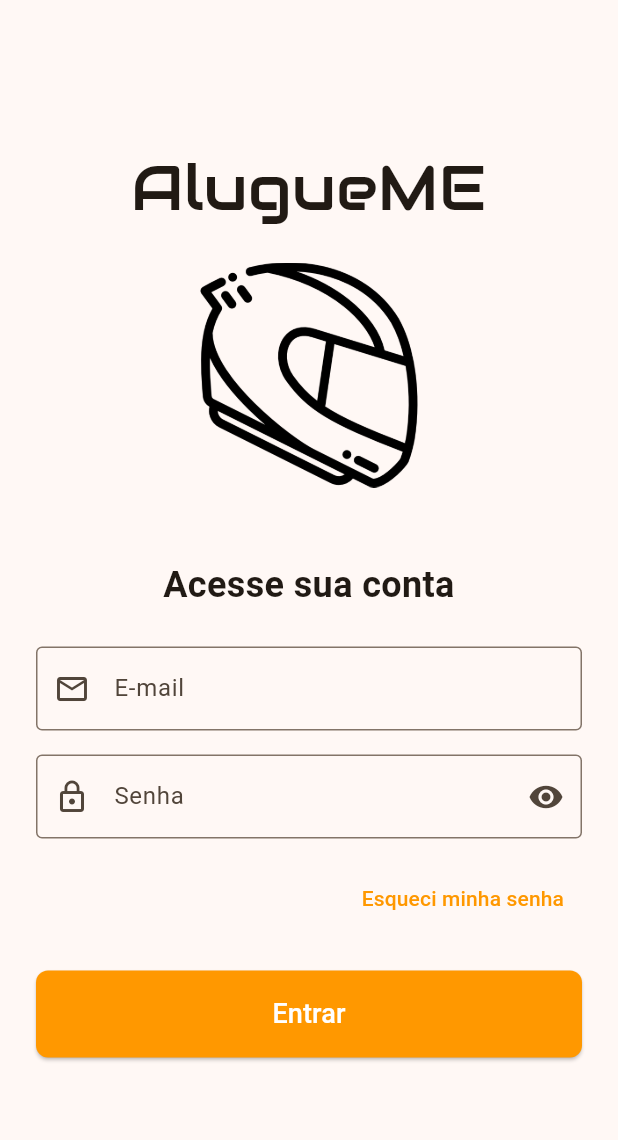
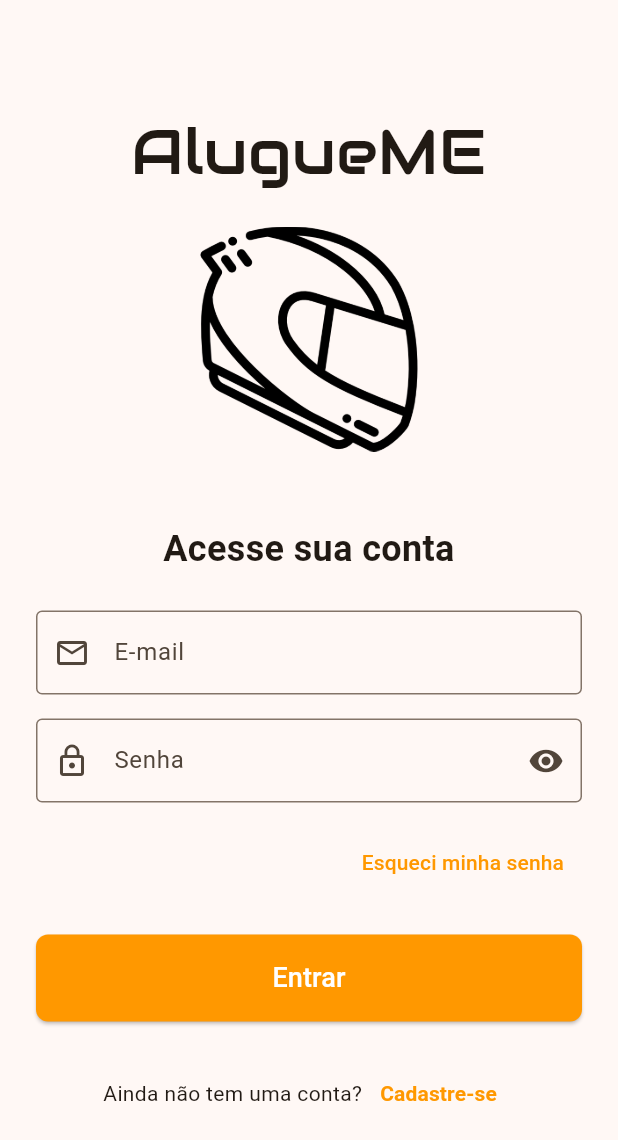
Before and after one commit to GuilhermeD9/flutter-app-e01, a Flutter app: the screen it shows after launch, on a phone screen of 412 x 824 dp. Shown: the top 1140 px of the screen. Run offline on Flutter 3.47's test engine with Material 3 defaults, Android fonts, the light colour scheme and no system bars.

Commit message:
feature: Reservation and Register screens

```diff
--- a/lib/main.dart
+++ b/lib/main.dart
@@ -1,6 +1,8 @@
 import 'package:flutter/material.dart';
 import 'package:memobile/screens/home_screen.dart';
 import 'package:memobile/screens/login_screen.dart';
+import 'package:memobile/screens/my_reservations_screen.dart';
+import 'package:memobile/screens/register_user_screen.dart';
 
 void main() {
   runApp(const MyApp());
@@ -42,7 +44,9 @@
       initialRoute: '/login',
       routes: {
         '/login': (context) => const LoginScreen(),
-        '/home': (context) => HomeScreen()
+        '/home': (context) => HomeScreen(),
+        '/reservations' : (context) => const MyReservationsScreen(),
+        '/register' : (context) => const RegisterUserScreen()
       },
     );
   }
--- a/lib/screens/login_screen.dart
+++ b/lib/screens/login_screen.dart
@@ -144,6 +144,22 @@ class _LoginScreenState extends State<LoginScreen> {
                     ),
                   ),
                   const SizedBox(height: 24),
+
+                  Row(
+                    mainAxisAlignment: MainAxisAlignment.center,
+                    children: [
+                      const Text('Ainda não tem uma conta?'),
+                      TextButton(
+                        onPressed: () {
+                          Navigator.pushNamed(context, '/register');
+                        },
+                        child: const Text(
+                          'Cadastre-se',
+                          style: TextStyle(fontWeight: FontWeight.bold),
+                        ),
+                      ),
+                    ],
+                  ),
                 ],
               ),
             ),
```
Also changed, not shown: lib/screens/my_reservations_screen.dart (added, +42 -0 lines), lib/screens/register_user_screen.dart (added, +74 -0 lines).
